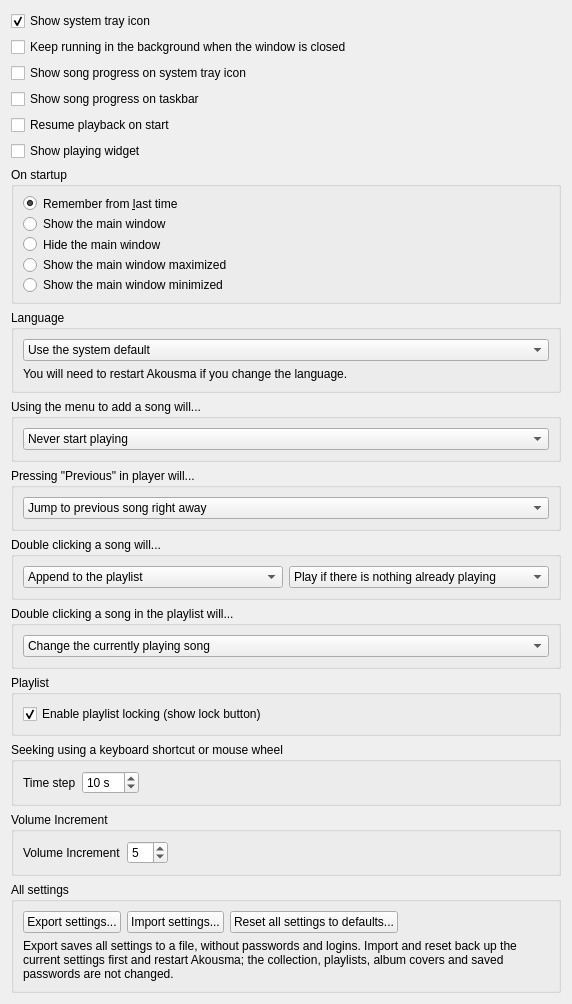
The window that src/settings/behavioursettingspage.ui (Genki-jp0/Akousma) describes before a commit, drawn with Qt 5.
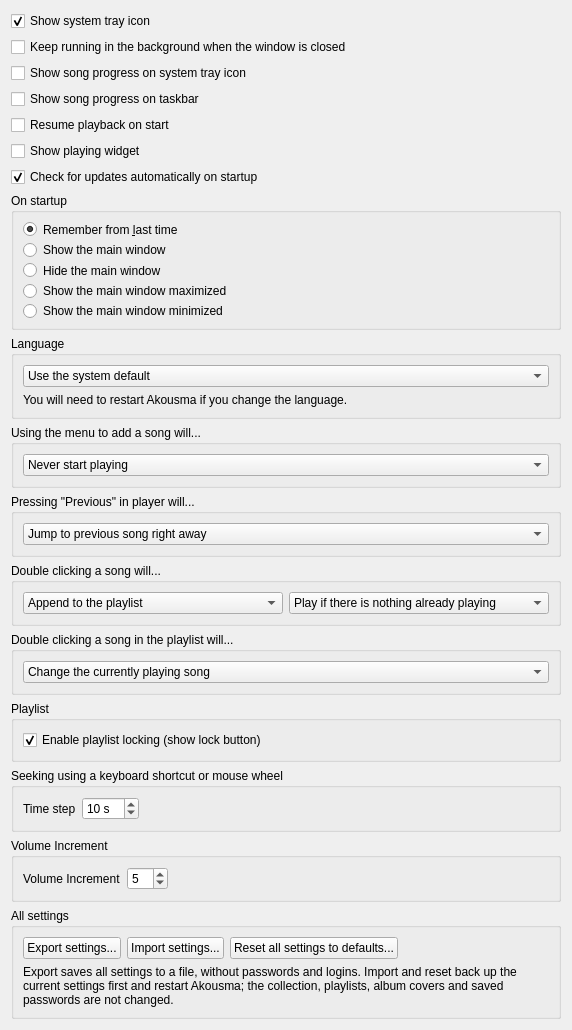
The same window after the commit.

Commit message: Check GitHub for new releases

Patch:
```diff
--- a/src/settings/behavioursettingspage.ui
+++ b/src/settings/behavioursettingspage.ui
@@ -65,6 +65,19 @@
      </property>
     </widget>
    </item>
+   <item>
+    <widget class="QCheckBox" name="checkbox_check_for_updates">
+     <property name="toolTip">
+      <string>Asks GitHub at most once a day whether there is a newer release of Akousma.</string>
+     </property>
+     <property name="text">
+      <string>Check for updates automatically on startup</string>
+     </property>
+     <property name="checked">
+      <bool>true</bool>
+     </property>
+    </widget>
+   </item>
    <item>
     <widget class="QGroupBox" name="groupbox_startup">
      <property name="title">
```
The commit also changes 11 other files.
